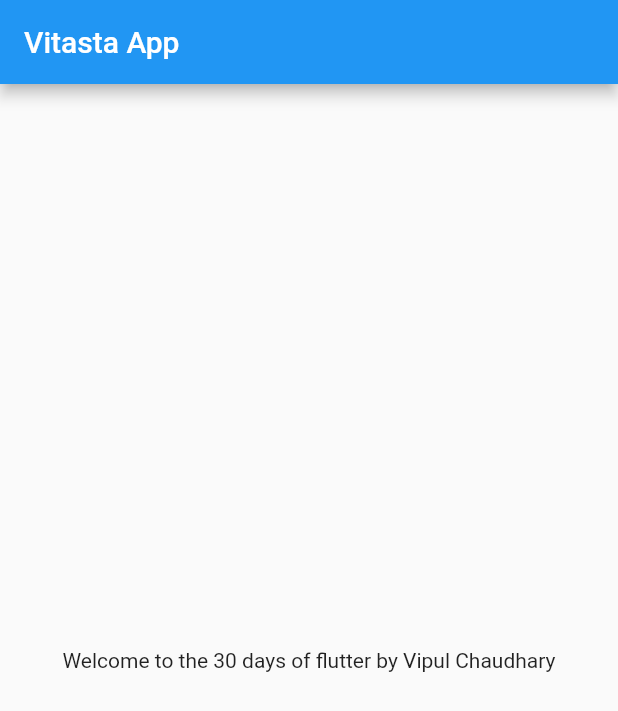
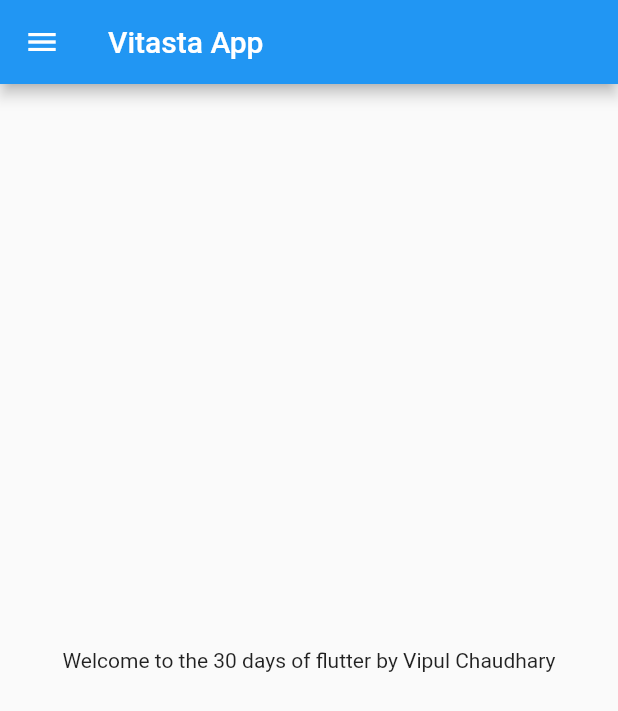
Before and after one commit to vip9888/Catalog_App, a Flutter app: the screen it shows after launch, on a phone screen of 412 x 824 dp. Shown: the top 711 px of the screen. Run offline on Flutter 3.47's test engine with Material 2 defaults, Android fonts, the phone set to English and light mode, and no system bars.

Commit message:
Day 2 completed

```diff
--- a/lib/home_page.dart
+++ b/lib/home_page.dart
@@ -6,8 +6,7 @@ class HomePage extends StatelessWidget {
 
   @override
   Widget build(BuildContext context) {
-    return MaterialApp(
-      home: Scaffold(
+    return Scaffold(
       appBar: AppBar(
         title: Text("Vitasta App"),
       ),
@@ -16,7 +15,7 @@ class HomePage extends StatelessWidget {
           child: Text("Welcome to the $days days of flutter by $name"),
         ),
       ),
-      ),
+      drawer: Drawer(),
     );
   }
 }
```
Lines whose indentation alone changed are shown as unchanged.
